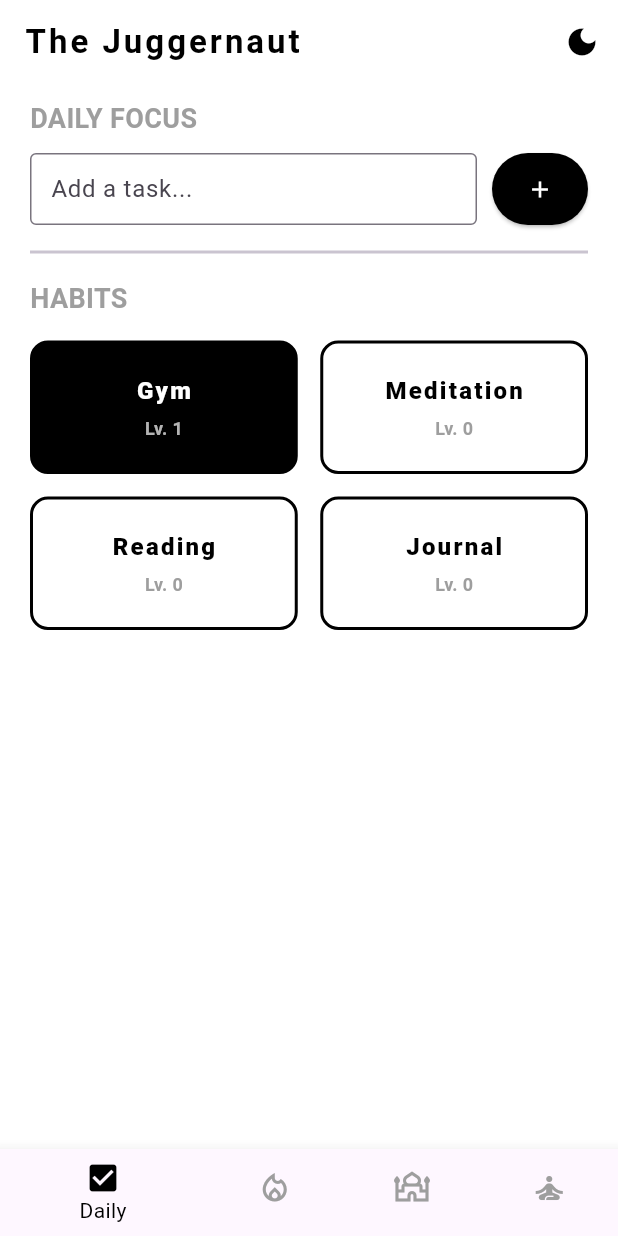
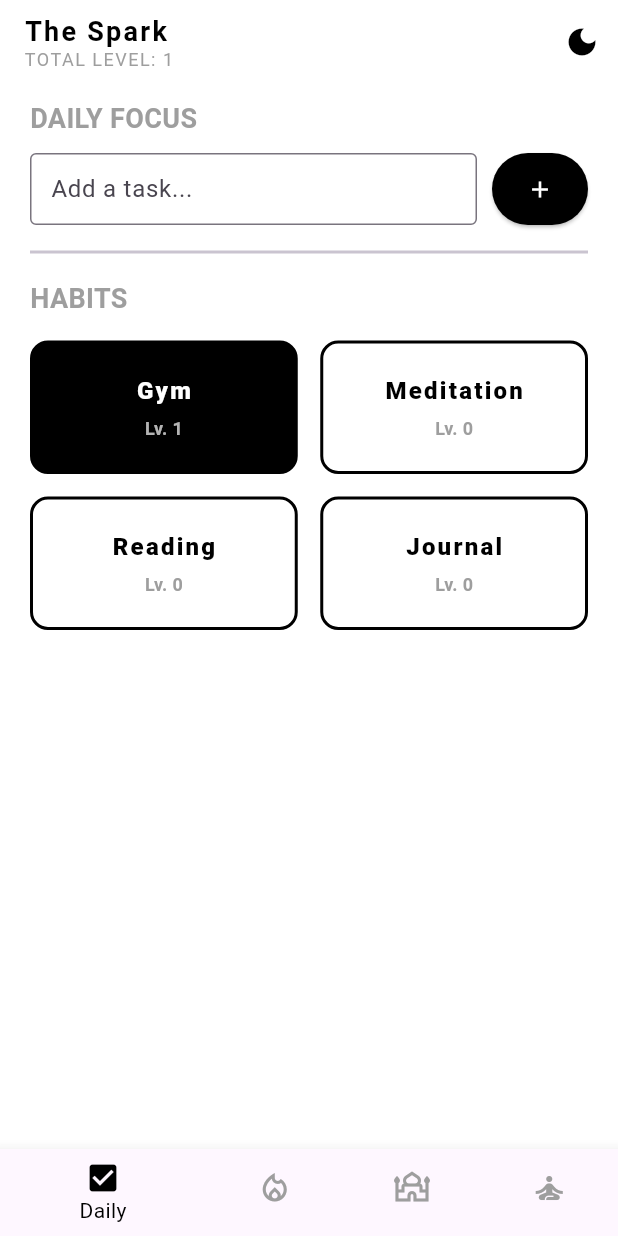
Before and after one commit to mertpalaoglu1/MindKernel-App, a Flutter app: the screen it shows after launch, after a tap on "Gym", on a phone screen of 412 x 824 dp. Run offline on Flutter 3.47's test engine with Material 3 defaults, Android fonts, the phone set to English and light mode, and no system bars; our stand-ins replace audioplayers, firebase_core, shared_preferences; accounts and stored records are empty.

Commit message:
Refactor and fix: Level system and reset changed in main page

```diff
--- a/lib/screens/home_screen.dart
+++ b/lib/screens/home_screen.dart
@@ -10,21 +10,19 @@ class HomeScreen extends StatefulWidget {
   State<HomeScreen> createState() => _HomeScreenState();
 }
 
-class _HomeScreenState extends State<HomeScreen> {
+class _HomeScreenState extends State<HomeScreen> with WidgetsBindingObserver {
   List<String> _todos = [];
   List<bool> _todoStates = [];
   final TextEditingController _todoController = TextEditingController();
 
-  // Eylem isimleri butonlarda kalacak
   final List<String> _habits = ['Gym', 'Meditation', 'Reading', 'Journal'];
-
   Map<String, bool> _dailyStatus = {};
   Map<String, int> _totalXP = {};
-  String _lastSavedDate = "";
 
   @override
   void initState() {
     super.initState();
+    WidgetsBinding.instance.addObserver(this);
     for (var h in _habits) {
       _dailyStatus[h] = false;
       _totalXP[h] = 0;
@@ -32,22 +30,36 @@ class _HomeScreenState extends State<HomeScreen> {
     _loadData();
   }
 
+  @override
+  void dispose() {
+    WidgetsBinding.instance.removeObserver(this);
+    super.dispose();
+  }
+
+  @override
+  void didChangeAppLifecycleState(AppLifecycleState state) {
+    if (state == AppLifecycleState.resumed) {
+      _loadData();
+    }
+  }
+
   Future<void> _loadData() async {
     final prefs = await SharedPreferences.getInstance();
     DateTime logicalNow = DateTime.now().subtract(const Duration(hours: 4));
     final String today = logicalNow.toIso8601String().substring(0, 10);
+    final String lastSavedDate = prefs.getString('lastHabitDate') ?? today;
 
     setState(() {
       _todos = prefs.getStringList('todos') ?? [];
       _todoStates = (prefs.getStringList('todoStates') ?? []).map((e) => e == 'true').toList();
-      _lastSavedDate = prefs.getString('lastHabitDate') ?? today;
 
-      bool isNewDay = _lastSavedDate != today;
+      bool isNewDay = lastSavedDate != today;
 
       for (var h in _habits) {
         _totalXP[h] = prefs.getInt('xp_$h') ?? 0;
         if (isNewDay) {
           _dailyStatus[h] = false;
+          prefs.setBool('daily_$h', false);
         } else {
           _dailyStatus[h] = prefs.getBool('daily_$h') ?? false;
         }
@@ -103,30 +115,30 @@ class _HomeScreenState extends State<HomeScreen> {
     _saveTodos();
   }
 
-  // XP'ye göre Unvan Belirleme
-  String get _currentTitle {
-    String bestHabit = _habits[0];
-    int maxXP = 0;
-
-    for (var h in _habits) {
-      if (_totalXP[h]! > maxXP) {
-        maxXP = _totalXP[h]!;
-        bestHabit = h;
-      }
-    }
-
-    if (maxXP == 0) return "The Initiate";
-
-    switch (bestHabit) {
-      case 'Gym': return "The Juggernaut";
-      case 'Meditation': return "The Zen Master";
-      case 'Reading': return "The Sage";
-      case 'Journal': return "The Observer";
-      default: return "The Initiate";
-    }
+  // TOTAL LEVEL HESAPLAMA VE UNVAN (TITLE) BELİRLEME
+  int get _totalLevel {
+    return _totalXP.values.fold(0, (sum, xp) => sum + xp);
   }
 
-  // Kazanma Durumu (Sadece 4 alışkanlık true ise)
+  String get _currentTitle {
+    int lvl = _totalLevel;
+    if (lvl < 5) return "The Spark";
+    if (lvl < 10) return "The Initiate";
+    if (lvl < 15) return "The Learner";
+    if (lvl < 20) return "The Disciple";
+    if (lvl < 25) return "The Practitioner";
+    if (lvl < 30) return "The Builder";
+    if (lvl < 40) return "The Dedicated";
+    if (lvl < 50) return "The Consistent";
+    if (lvl < 60) return "The Driven";
+    if (lvl < 75) return "The Relentless";
+    if (lvl < 100) return "The Unstoppable";
+    if (lvl < 150) return "The Iron Will";
+    if (lvl < 200) return "The Elite";
+    if (lvl < 300) return "The Apex";
+  return "The Ascended";
+  }
+
   bool get _isDayWon {
     return _dailyStatus.values.every((state) => state == true);
   }
@@ -139,7 +151,13 @@ class _HomeScreenState extends State<HomeScreen> {
 
     return Scaffold(
       appBar: AppBar(
-        title: Text(_currentTitle, style: const TextStyle(fontWeight: FontWeight.bold, letterSpacing: 2)),
+        title: Column(
+          crossAxisAlignment: CrossAxisAlignment.start,
+          children: [
+            Text(_currentTitle, style: const TextStyle(fontWeight: FontWeight.bold, letterSpacing: 1.5, fontSize: 18)),
+            Text("TOTAL LEVEL: $_totalLevel", style: const TextStyle(fontSize: 12, color: Colors.grey, letterSpacing: 1)),
+          ],
+        ),
         actions: [
           IconButton(
             icon: Icon(isDark ? Icons.light_mode : Icons.dark_mode),
@@ -150,7 +168,6 @@ class _HomeScreenState extends State<HomeScreen> {
           )
         ],
       ),
-      // TAŞMA HATASINI ÇÖZEN SCROLL YAPISI:
       body: SafeArea(
         child: SingleChildScrollView(
           padding: const EdgeInsets.symmetric(horizontal: 20.0, vertical: 10.0),
@@ -162,29 +179,18 @@ class _HomeScreenState extends State<HomeScreen> {
                   width: double.infinity,
                   padding: const EdgeInsets.all(16),
                   margin: const EdgeInsets.only(bottom: 20),
-                  decoration: BoxDecoration(
-                    color: isDark ? Colors.white : Colors.black,
-                    borderRadius: BorderRadius.circular(12),
-                  ),
+                  decoration: BoxDecoration(color: isDark ? Colors.white : Colors.black, borderRadius: BorderRadius.circular(12)),
                   child: Column(
                     children: [
-                      Text(
-                        "YOU WON TODAY.",
-                        style: TextStyle(color: isDark ? Colors.black : Colors.white, fontSize: 20, fontWeight: FontWeight.w900, letterSpacing: 3),
-                      ),
+                      Text("YOU WON TODAY.", style: TextStyle(color: isDark ? Colors.black : Colors.white, fontSize: 20, fontWeight: FontWeight.w900, letterSpacing: 3)),
                       const SizedBox(height: 5),
-                      Text(
-                        "Now put the phone down.",
-                        style: TextStyle(color: isDark ? Colors.grey[800] : Colors.grey[300], fontSize: 14),
-                      ),
+                      Text("Now put the phone down.", style: TextStyle(color: isDark ? Colors.grey[800] : Colors.grey[300], fontSize: 14)),
                     ],
                   ),
                 ),
               ],
-
               const Text('DAILY FOCUS', style: TextStyle(fontSize: 18, fontWeight: FontWeight.bold, color: Colors.grey)),
               const SizedBox(height: 10),
-
               Row(
                 children: [
                   Expanded(
@@ -202,21 +208,15 @@ class _HomeScreenState extends State<HomeScreen> {
                   const SizedBox(width: 10),
                   ElevatedButton(
                     onPressed: _todos.length < 5 ? _addTodo : null,
-                    style: ElevatedButton.styleFrom(
-                      backgroundColor: textColor,
-                      foregroundColor: boxColor,
-                      padding: const EdgeInsets.all(15),
-                    ),
+                    style: ElevatedButton.styleFrom(backgroundColor: textColor, foregroundColor: boxColor, padding: const EdgeInsets.all(15)),
                     child: const Icon(Icons.add),
                   )
                 ],
               ),
               const SizedBox(height: 10),
-
-              // LİSTE TAŞMASINI ÖNLEYEN YAPI:
               ListView.builder(
-                shrinkWrap: true, // Listeyi içeriği kadar daralt
-                physics: const NeverScrollableScrollPhysics(), // İç içe scroll çatışmasını engelle
+                shrinkWrap: true,
+                physics: const NeverScrollableScrollPhysics(),
                 itemCount: _todos.length,
                 itemBuilder: (context, index) {
                   return ListTile(
@@ -231,33 +231,21 @@ class _HomeScreenState extends State<HomeScreen> {
                         _saveTodos();
                       },
                     ),
-                    title: Text(
-                      _todos[index],
-                      style: TextStyle(
-                        decoration: _todoStates[index] ? TextDecoration.lineThrough : null,
-                        color: _todoStates[index] ? Colors.grey : textColor,
-                      ),
-                    ),
-                    trailing: IconButton(
-                      icon: const Icon(Icons.close, color: Colors.grey),
-                      onPressed: () => _deleteTodo(index),
-                    ),
+                    title: Text(_todos[index], style: TextStyle(decoration: _todoStates[index] ? TextDecoration.lineThrough : null, color: _todoStates[index] ? Colors.grey : textColor)),
+                    trailing: IconButton(icon: const Icon(Icons.close, color: Colors.grey), onPressed: () => _deleteTodo(index)),
                   );
                 },
               ),
-
               const Divider(thickness: 2),
               const SizedBox(height: 10),
               const Text('HABITS', style: TextStyle(fontSize: 18, fontWeight: FontWeight.bold, color: Colors.grey)),
               const SizedBox(height: 15),
-
               Wrap(
                 spacing: 15,
                 runSpacing: 15,
                 children: _habits.map((String h) {
                   bool isDone = _dailyStatus[h]!;
                   int currentLevel = _totalXP[h]!;
-
                   return InkWell(
                     onTap: () => _toggleHabit(h),
                     borderRadius: BorderRadius.circular(12),
@@ -273,24 +261,9 @@ class _HomeScreenState extends State<HomeScreen> {
                       child: Column(
                         mainAxisAlignment: MainAxisAlignment.center,
                         children: [
-                          Text(
-                            h, // Gym, Reading vs.
-                            style: TextStyle(
-                              fontSize: 16,
-                              fontWeight: FontWeight.w900,
-                              letterSpacing: 1.5,
-                              color: isDone ? boxColor : textColor,
-                            ),
-                          ),
+                          Text(h, style: TextStyle(fontSize: 16, fontWeight: FontWeight.w900, letterSpacing: 1.5, color: isDone ? boxColor : textColor)),
                           const SizedBox(height: 5),
-                          Text(
-                            "Lv. $currentLevel",
-                            style: TextStyle(
-                              fontSize: 12,
-                              fontWeight: FontWeight.bold,
-                              color: isDone ? boxColor.withOpacity(0.7) : Colors.grey,
-                            ),
-                          ),
+                          Text("Lv. $currentLevel", style: TextStyle(fontSize: 12, fontWeight: FontWeight.bold, color: isDone ? boxColor.withOpacity(0.7) : Colors.grey)),
                         ],
                       ),
                     ),
```
